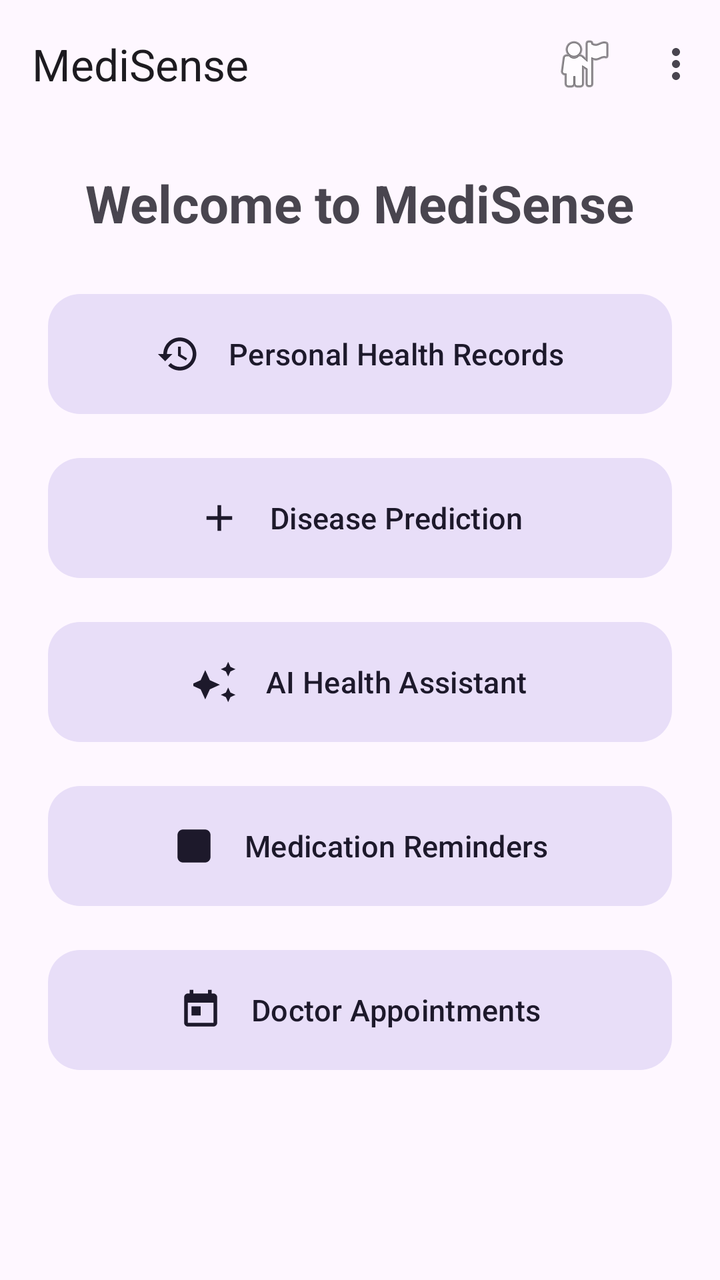
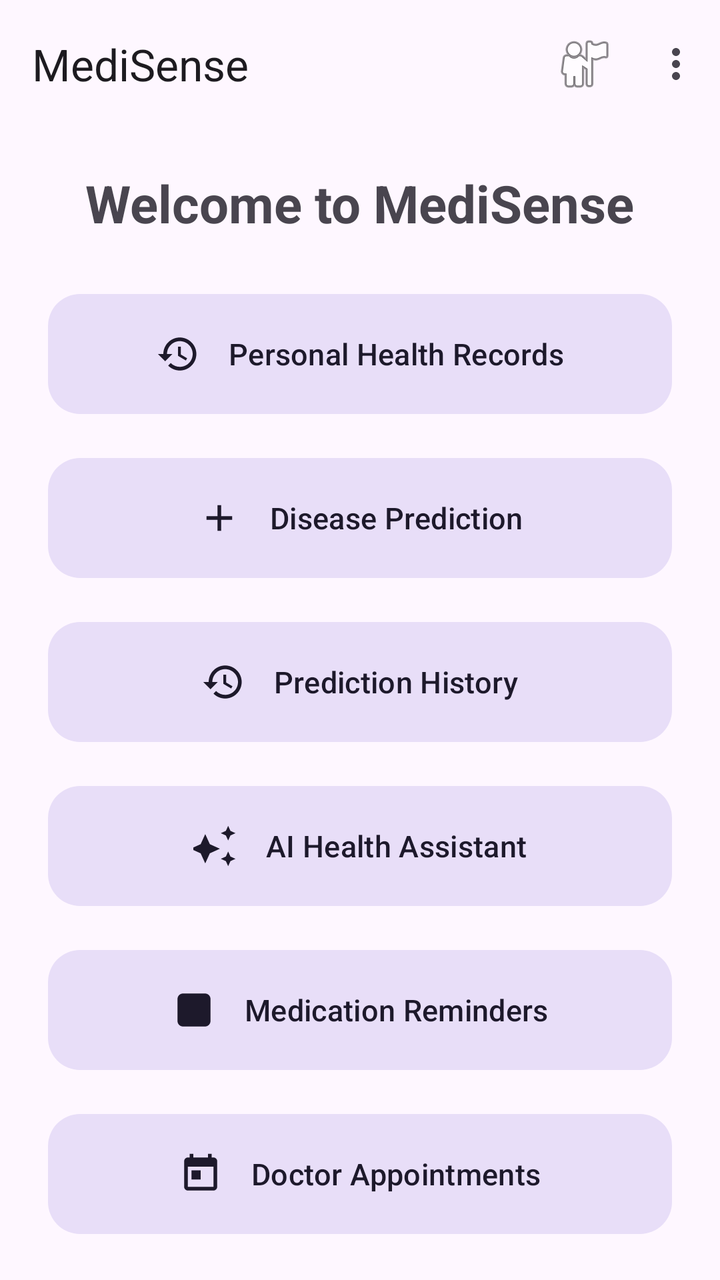

Compare the two renders of this Android layout. The source of the first and the diff that turns it into the second are given below.
<!-- AndroidManifest.xml: application theme Theme.Medisense -->
<!-- res/layout/fragment_dashboard.xml -->
<?xml version="1.0" encoding="utf-8"?>
<androidx.coordinatorlayout.widget.CoordinatorLayout
    xmlns:android="http://schemas.android.com/apk/res/android"
    xmlns:app="http://schemas.android.com/apk/res-auto"
    xmlns:tools="http://schemas.android.com/tools"
    android:layout_width="match_parent"
    android:layout_height="match_parent"
    tools:context=".ui.dashboard.DashboardFragment">

    <com.google.android.material.appbar.AppBarLayout
        android:id="@+id/appBarLayout"
        android:layout_width="match_parent"
        android:layout_height="wrap_content">

        <com.google.android.material.appbar.MaterialToolbar
            android:id="@+id/toolbar"
            android:layout_width="match_parent"
            android:layout_height="?attr/actionBarSize"
            app:title="MediSense"
            app:menu="@menu/menu_dashboard" />
    </com.google.android.material.appbar.AppBarLayout>

    <androidx.core.widget.NestedScrollView
        android:layout_width="match_parent"
        android:layout_height="match_parent"
        android:fillViewport="true"
        app:layout_behavior="@string/appbar_scrolling_view_behavior">

        <LinearLayout
            android:layout_width="match_parent"
            android:layout_height="wrap_content"
            android:gravity="center_horizontal"
            android:orientation="vertical"
            android:paddingHorizontal="24dp"
            android:paddingVertical="20dp">

            <TextView
                android:id="@+id/tv_welcome"
                android:layout_width="wrap_content"
                android:layout_height="wrap_content"
                android:layout_marginBottom="24dp"
                android:text="@string/welcome_dashboard"
                android:textSize="26sp"
                android:textStyle="bold" />

            <com.google.android.material.button.MaterialButton
                android:id="@+id/btn_health_records"
                style="@style/Widget.Material3.Button.TonalButton"
                android:layout_width="match_parent"
                android:layout_height="68dp"
                android:layout_marginBottom="14dp"
                android:text="Personal Health Records"
                android:textSize="15sp"
                app:cornerRadius="16dp"
                app:icon="@drawable/ic_history"
                app:iconGravity="textStart"
                app:iconPadding="14dp"
                app:iconSize="22dp" />

            <com.google.android.material.button.MaterialButton
                android:id="@+id/btn_disease_prediction"
                style="@style/Widget.Material3.Button.TonalButton"
                android:layout_width="match_parent"
                android:layout_height="68dp"
                android:layout_marginBottom="14dp"
                android:text="Disease Prediction"
                android:textSize="15sp"
                app:cornerRadius="16dp"
                app:icon="@drawable/ic_add"
                app:iconGravity="textStart"
                app:iconPadding="14dp"
                app:iconSize="22dp" />

            <com.google.android.material.button.MaterialButton
                android:id="@+id/btn_ai_assistant"
                style="@style/Widget.Material3.Button.TonalButton"
                android:layout_width="match_parent"
                android:layout_height="68dp"
                android:layout_marginBottom="14dp"
                android:text="AI Health Assistant"
                android:textSize="15sp"
                app:cornerRadius="16dp"
                app:icon="@drawable/ic_ai"
                app:iconGravity="textStart"
                app:iconPadding="14dp"
                app:iconSize="22dp" />

            <com.google.android.material.button.MaterialButton
                android:id="@+id/btn_medication_reminders"
                style="@style/Widget.Material3.Button.TonalButton"
                android:layout_width="match_parent"
                android:layout_height="68dp"
                android:layout_marginBottom="14dp"
                android:text="@string/medication_reminder_title"
                android:textSize="15sp"
                app:cornerRadius="16dp"
                app:icon="@drawable/ic_pill"
                app:iconGravity="textStart"
                app:iconPadding="14dp"
                app:iconSize="22dp" />

            <com.google.android.material.button.MaterialButton
                android:id="@+id/btn_appointments"
                style="@style/Widget.Material3.Button.TonalButton"
                android:layout_width="match_parent"
                android:layout_height="68dp"
                android:layout_marginBottom="24dp"
                android:text="Doctor Appointments"
                android:textSize="15sp"
                app:cornerRadius="16dp"
                app:icon="@drawable/ic_calendar"
                app:iconGravity="textStart"
                app:iconPadding="14dp"
                app:iconSize="22dp" />

        </LinearLayout>
    </androidx.core.widget.NestedScrollView>

</androidx.coordinatorlayout.widget.CoordinatorLayout>
<!-- resources referenced by this layout -->
<resources>
  <!-- drawable ic_add (drawable) -->
  <vector xmlns:android="http://schemas.android.com/apk/res/android"
      android:width="24dp"
      android:height="24dp"
      android:viewportWidth="24"
      android:viewportHeight="24">
    <path
        android:fillColor="#FFFFFFFF"
        android:pathData="M19,13h-6v6h-2v-6H5v-2h6V5h2v6h6v2z"/>
  </vector>
  <!-- drawable ic_ai (drawable) -->
  <vector xmlns:android="http://schemas.android.com/apk/res/android"
      android:width="24dp"
      android:height="24dp"
      android:viewportWidth="24"
      android:viewportHeight="24">
    <path
        android:fillColor="#FF2196F3"
        android:pathData="M19,9l1.25,-2.75L23,5l-2.75,-1.25L19,1l-1.25,2.75L15,5l2.75,1.25L19,9zM9,11L6.5,5.5L4,11L-1.5,13.5L4,16l2.5,5.5L9,16l5.5,-2.5L9,11zM19,15l-1.25,2.75L15,19l2.75,1.25L19,23l1.25,-2.75L23,19l-2.75,-1.25L19,15z"/>
  </vector>
  <!-- drawable ic_calendar (drawable) -->
  <vector xmlns:android="http://schemas.android.com/apk/res/android"
      android:width="24dp"
      android:height="24dp"
      android:viewportWidth="24"
      android:viewportHeight="24">
    <path
        android:fillColor="#FF757575"
        android:pathData="M19,3h-1V1h-2v2H8V1H6v2H5c-1.11,0 -1.99,0.9 -1.99,2L3,19c0,1.1 0.89,2 2,2h14c1.1,0 2,-0.9 2,-2V5c0,-1.1 -0.9,-2 -2,-2zm0,16H5V8h14v11zM7,10h5v5H7z"/>
  </vector>
  <!-- drawable ic_history (drawable) -->
  <vector xmlns:android="http://schemas.android.com/apk/res/android"
      android:width="24dp"
      android:height="24dp"
      android:viewportWidth="24"
      android:viewportHeight="24">
    <path
        android:fillColor="#FF2196F3"
        android:pathData="M13,3c-4.97,0 -9,4.03 -9,9H1l3.89,3.89 0.07,0.14L9,12H6c0,-3.87 3.13,-7 7,-7s7,3.13 7,7 -3.13,7 -7,7c-1.93,0 -3.68,-0.79 -4.94,-2.06l-1.42,1.42C8.27,19.99 10.51,21 13,21c4.97,0 9,-4.03 9,-9s-4.03,-9 -9,-9zM12,8v5l4.28,2.54 0.72,-1.21 -3.5,-2.08V8H12z"/>
  </vector>
  <!-- drawable ic_pill (drawable) -->
  <vector xmlns:android="http://schemas.android.com/apk/res/android"
      android:width="24dp"
      android:height="24dp"
      android:viewportWidth="24"
      android:viewportHeight="24">
    <path
        android:fillColor="#FF2196F3"
        android:pathData="M6,3h12c1.66,0 3,1.34 3,3v12c0,1.66 -1.34,3 -3,3H6c-1.66,0 -3,-1.34 -3,-3V6c0,-1.66 1.34,-3 3,-3z"/>
    <path
        android:fillColor="#FFFFFFFF"
        android:pathData="M4.5,10.5h15v3h-15z"/>
    <path
        android:fillColor="#FFFFFFFF"
        android:pathData="M10.5,4.5h3v15h-3z"/>
  </vector>
  <string name="medication_reminder_title">Medication Reminders</string>
  <string name="welcome_dashboard">Welcome to MediSense</string>
  <style name="Theme.Medisense" parent="Theme.Material3.DayNight.NoActionBar">
          
          
      </style>
</resources>

<!-- the commit's change to res/layout/fragment_dashboard.xml (unified diff, before → after) -->
@@ -72,6 +72,20 @@
                 app:iconSize="22dp" />
 
             <com.google.android.material.button.MaterialButton
+                android:id="@+id/btn_prediction_history"
+                style="@style/Widget.Material3.Button.TonalButton"
+                android:layout_width="match_parent"
+                android:layout_height="68dp"
+                android:layout_marginBottom="14dp"
+                android:text="Prediction History"
+                android:textSize="15sp"
+                app:cornerRadius="16dp"
+                app:icon="@drawable/ic_history"
+                app:iconGravity="textStart"
+                app:iconPadding="14dp"
+                app:iconSize="22dp" />
+
+            <com.google.android.material.button.MaterialButton
                 android:id="@+id/btn_ai_assistant"
                 style="@style/Widget.Material3.Button.TonalButton"
                 android:layout_width="match_parent"
